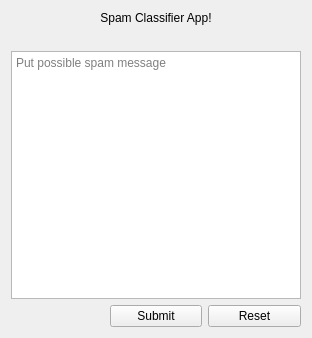
J-M-Bell/SpamClassifier, file Desktop/Views/spam_classifier_view.ui: the form before one commit.
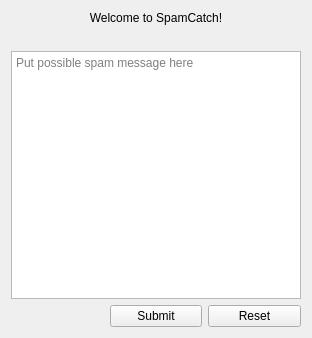
The form after the commit. Icons and pictures are not drawn.

Commit message: Views (Desktop) - updated title

Diff of the .ui file:
```diff
--- a/Desktop/Views/spam_classifier_view.ui
+++ b/Desktop/Views/spam_classifier_view.ui
@@ -34,7 +34,7 @@
         <enum>QAbstractScrollArea::SizeAdjustPolicy::AdjustIgnored</enum>
        </property>
        <property name="placeholderText">
-        <string>Put possible spam message</string>
+        <string>Put possible spam message here</string>
        </property>
       </widget>
      </item>
@@ -66,7 +66,7 @@
      <item row="0" column="0">
       <widget class="QLabel" name="title">
        <property name="text">
-        <string>Spam Classifier App!</string>
+        <string>Welcome to SpamCatch!</string>
        </property>
        <property name="alignment">
         <set>Qt::AlignmentFlag::AlignCenter</set>
```
